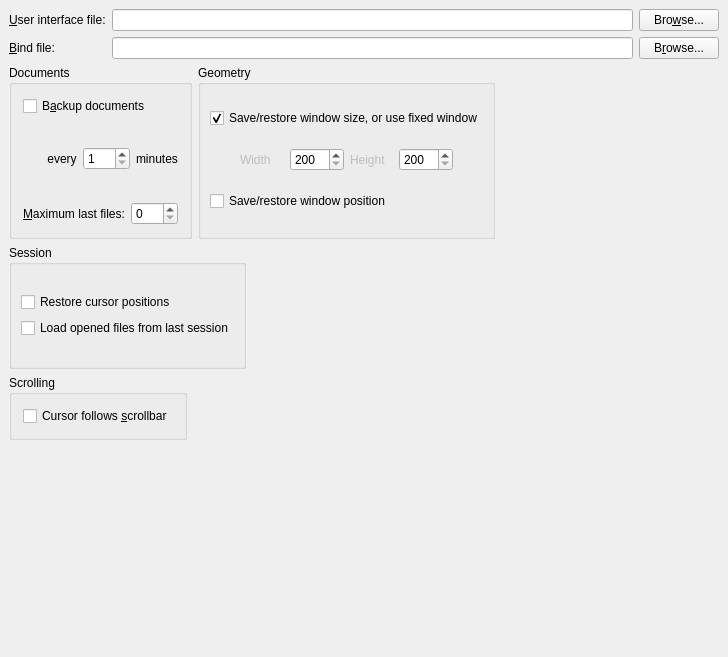
Old version of the form src/frontends/qt4/ui/QPrefUi.ui in the repository cburschka/lyx.
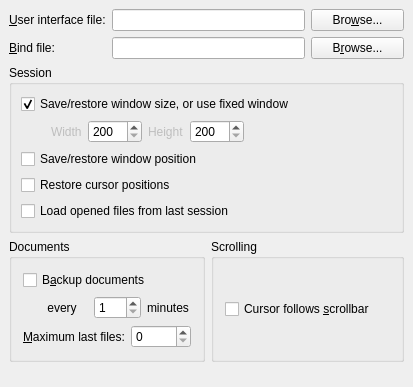
New version of the form.

The edit to the form file:
```diff
--- a/src/frontends/qt4/ui/QPrefUi.ui
+++ b/src/frontends/qt4/ui/QPrefUi.ui
@@ -8,8 +8,8 @@
    <rect>
     <x>0</x>
     <y>0</y>
-    <width>728</width>
-    <height>657</height>
+    <width>413</width>
+    <height>387</height>
    </rect>
   </property>
   <property name="sizePolicy" >
@@ -23,22 +23,52 @@
   <property name="windowTitle" >
    <string/>
   </property>
-  <layout class="QVBoxLayout" >
+  <layout class="QGridLayout" >
    <property name="margin" >
     <number>9</number>
    </property>
    <property name="spacing" >
     <number>6</number>
    </property>
+   <item row="3" column="2" colspan="2" >
+    <widget class="QGroupBox" name="scrollGB" >
+     <property name="title" >
+      <string>Scrolling</string>
+     </property>
+     <property name="alignment" >
+      <set>Qt::AlignLeading|Qt::AlignLeft|Qt::AlignTop</set>
+     </property>
+     <layout class="QVBoxLayout" >
+      <property name="margin" >
+       <number>11</number>
+      </property>
+      <property name="spacing" >
+       <number>6</number>
+      </property>
    <item>
-    <layout class="QGridLayout" >
-     <property name="margin" >
-      <number>0</number>
-     </property>
-     <property name="spacing" >
-      <number>6</number>
+       <widget class="QCheckBox" name="cursorFollowsCB" >
+        <property name="text" >
+         <string>Cursor follows &amp;scrollbar</string>
+        </property>
+       </widget>
+      </item>
+     </layout>
+    </widget>
+   </item>
+   <item row="4" column="1" >
+    <spacer>
+     <property name="orientation" >
+      <enum>Qt::Vertical</enum>
      </property>
-     <item row="1" column="2" >
+     <property name="sizeHint" >
+      <size>
+       <width>20</width>
+       <height>40</height>
+      </size>
+     </property>
+    </spacer>
+   </item>
+   <item row="1" column="3" >
       <widget class="QPushButton" name="bindFilePB" >
        <property name="text" >
         <string>B&amp;rowse...</string>
@@ -65,22 +95,90 @@
        </property>
       </widget>
      </item>
-     <item row="0" column="1" >
+   <item row="0" column="1" colspan="2" >
       <widget class="QLineEdit" name="uiFileED" />
      </item>
-     <item row="0" column="2" >
+   <item row="0" column="3" >
       <widget class="QPushButton" name="uiFilePB" >
        <property name="text" >
         <string>Bro&amp;wse...</string>
        </property>
       </widget>
      </item>
-     <item row="1" column="1" >
+   <item row="1" column="1" colspan="2" >
       <widget class="QLineEdit" name="bindFileED" />
      </item>
-    </layout>
-   </item>
-   <item>
+   <item row="2" column="0" colspan="4" >
+    <widget class="QGroupBox" name="GeometryGB" >
+     <property name="sizePolicy" >
+      <sizepolicy>
+       <hsizetype>5</hsizetype>
+       <vsizetype>5</vsizetype>
+       <horstretch>0</horstretch>
+       <verstretch>0</verstretch>
+      </sizepolicy>
+     </property>
+     <property name="title" >
+      <string>Session</string>
+     </property>
+     <layout class="QGridLayout" >
+      <property name="margin" >
+       <number>9</number>
+      </property>
+      <property name="spacing" >
+       <number>6</number>
+      </property>
+      <item row="0" column="0" colspan="2" >
+       <widget class="QCheckBox" name="loadWindowSizeCB" >
+        <property name="text" >
+         <string>Save/restore window size, or use fixed window</string>
+        </property>
+        <property name="checked" >
+         <bool>true</bool>
+        </property>
+       </widget>
+      </item>
+      <item row="1" column="1" >
+       <spacer>
+        <property name="orientation" >
+         <enum>Qt::Horizontal</enum>
+        </property>
+        <property name="sizeHint" >
+         <size>
+          <width>40</width>
+          <height>20</height>
+         </size>
+        </property>
+       </spacer>
+      </item>
+      <item row="4" column="0" >
+       <widget class="QCheckBox" name="loadSessionCB" >
+        <property name="text" >
+         <string>Load opened files from last session</string>
+        </property>
+       </widget>
+      </item>
+      <item row="3" column="0" >
+       <widget class="QCheckBox" name="restoreCursorCB" >
+        <property name="text" >
+         <string>Restore cursor positions</string>
+        </property>
+       </widget>
+      </item>
+      <item row="2" column="0" >
+       <widget class="QCheckBox" name="loadWindowLocationCB" >
+        <property name="enabled" >
+         <bool>true</bool>
+        </property>
+        <property name="toolTip" >
+         <string>Restore to cursor position when the file was last closed</string>
+        </property>
+        <property name="text" >
+         <string>Save/restore window position</string>
+        </property>
+       </widget>
+      </item>
+      <item row="1" column="0" >
     <layout class="QHBoxLayout" >
      <property name="margin" >
       <number>0</number>
@@ -89,6 +187,89 @@
       <number>6</number>
      </property>
      <item>
+         <spacer>
+          <property name="orientation" >
+           <enum>Qt::Horizontal</enum>
+          </property>
+          <property name="sizeType" >
+           <enum>QSizePolicy::Fixed</enum>
+          </property>
+          <property name="sizeHint" >
+           <size>
+            <width>30</width>
+            <height>20</height>
+           </size>
+          </property>
+         </spacer>
+        </item>
+        <item>
+         <widget class="QLabel" name="windowWidthLA" >
+          <property name="enabled" >
+           <bool>false</bool>
+          </property>
+          <property name="text" >
+           <string>Width</string>
+          </property>
+         </widget>
+        </item>
+        <item>
+         <widget class="QSpinBox" name="windowWidthSB" >
+          <property name="maximum" >
+           <number>9999</number>
+          </property>
+          <property name="minimum" >
+           <number>200</number>
+          </property>
+          <property name="singleStep" >
+           <number>10</number>
+          </property>
+         </widget>
+        </item>
+        <item>
+         <widget class="QLabel" name="windowHeightLA" >
+          <property name="enabled" >
+           <bool>false</bool>
+          </property>
+          <property name="text" >
+           <string>Height</string>
+          </property>
+         </widget>
+        </item>
+        <item>
+         <widget class="QSpinBox" name="windowHeightSB" >
+          <property name="maximum" >
+           <number>9999</number>
+          </property>
+          <property name="minimum" >
+           <number>200</number>
+          </property>
+          <property name="singleStep" >
+           <number>10</number>
+          </property>
+         </widget>
+        </item>
+        <item>
+         <spacer>
+          <property name="orientation" >
+           <enum>Qt::Horizontal</enum>
+          </property>
+          <property name="sizeType" >
+           <enum>QSizePolicy::Fixed</enum>
+          </property>
+          <property name="sizeHint" >
+           <size>
+            <width>30</width>
+            <height>20</height>
+           </size>
+          </property>
+         </spacer>
+        </item>
+       </layout>
+      </item>
+     </layout>
+    </widget>
+   </item>
+   <item row="3" column="0" colspan="2" >
       <widget class="QGroupBox" name="documentsGB" >
        <property name="title" >
         <string>Documents</string>
@@ -190,287 +371,6 @@
        </layout>
       </widget>
      </item>
-     <item>
-      <widget class="QGroupBox" name="GeometryGB" >
-       <property name="sizePolicy" >
-        <sizepolicy>
-         <hsizetype>5</hsizetype>
-         <vsizetype>5</vsizetype>
-         <horstretch>0</horstretch>
-         <verstretch>0</verstretch>
-        </sizepolicy>
-       </property>
-       <property name="title" >
-        <string>Geometry</string>
-       </property>
-       <layout class="QVBoxLayout" >
-        <property name="margin" >
-         <number>9</number>
-        </property>
-        <property name="spacing" >
-         <number>6</number>
-        </property>
-        <item>
-         <widget class="QCheckBox" name="loadWindowSizeCB" >
-          <property name="text" >
-           <string>Save/restore window size, or use fixed window</string>
-          </property>
-          <property name="checked" >
-           <bool>true</bool>
-          </property>
-         </widget>
-        </item>
-        <item>
-         <layout class="QHBoxLayout" >
-          <property name="margin" >
-           <number>0</number>
-          </property>
-          <property name="spacing" >
-           <number>6</number>
-          </property>
-          <item>
-           <spacer>
-            <property name="orientation" >
-             <enum>Qt::Horizontal</enum>
-            </property>
-            <property name="sizeType" >
-             <enum>QSizePolicy::Fixed</enum>
-            </property>
-            <property name="sizeHint" >
-             <size>
-              <width>30</width>
-              <height>20</height>
-             </size>
-            </property>
-           </spacer>
-          </item>
-          <item>
-           <widget class="QLabel" name="windowWidthLA" >
-            <property name="enabled" >
-             <bool>false</bool>
-            </property>
-            <property name="text" >
-             <string>Width</string>
-            </property>
-           </widget>
-          </item>
-          <item>
-           <widget class="QSpinBox" name="windowWidthSB" >
-            <property name="maximum" >
-             <number>9999</number>
-            </property>
-            <property name="minimum" >
-             <number>200</number>
-            </property>
-            <property name="singleStep" >
-             <number>10</number>
-            </property>
-           </widget>
-          </item>
-          <item>
-           <widget class="QLabel" name="windowHeightLA" >
-            <property name="enabled" >
-             <bool>false</bool>
-            </property>
-            <property name="text" >
-             <string>Height</string>
-            </property>
-           </widget>
-          </item>
-          <item>
-           <widget class="QSpinBox" name="windowHeightSB" >
-            <property name="maximum" >
-             <number>9999</number>
-            </property>
-            <property name="minimum" >
-             <number>200</number>
-            </property>
-            <property name="singleStep" >
-             <number>10</number>
-            </property>
-           </widget>
-          </item>
-          <item>
-           <spacer>
-            <property name="orientation" >
-             <enum>Qt::Horizontal</enum>
-            </property>
-            <property name="sizeType" >
-             <enum>QSizePolicy::Fixed</enum>
-            </property>
-            <property name="sizeHint" >
-             <size>
-              <width>30</width>
-              <height>20</height>
-             </size>
-            </property>
-           </spacer>
-          </item>
-         </layout>
-        </item>
-        <item>
-         <widget class="QCheckBox" name="loadWindowLocationCB" >
-          <property name="enabled" >
-           <bool>true</bool>
-          </property>
-          <property name="toolTip" >
-           <string>Restore to cursor position when the file was last closed</string>
-          </property>
-          <property name="text" >
-           <string>Save/restore window position</string>
-          </property>
-         </widget>
-        </item>
-       </layout>
-      </widget>
-     </item>
-     <item>
-      <spacer>
-       <property name="orientation" >
-        <enum>Qt::Horizontal</enum>
-       </property>
-       <property name="sizeType" >
-        <enum>QSizePolicy::Expanding</enum>
-       </property>
-       <property name="sizeHint" >
-        <size>
-         <width>51</width>
-         <height>174</height>
-        </size>
-       </property>
-      </spacer>
-     </item>
-    </layout>
-   </item>
-   <item>
-    <layout class="QHBoxLayout" >
-     <property name="margin" >
-      <number>0</number>
-     </property>
-     <property name="spacing" >
-      <number>6</number>
-     </property>
-     <item>
-      <widget class="QGroupBox" name="sessionGB" >
-       <property name="title" >
-        <string>Session</string>
-       </property>
-       <layout class="QGridLayout" >
-        <property name="margin" >
-         <number>9</number>
-        </property>
-        <property name="spacing" >
-         <number>6</number>
-        </property>
-        <item row="0" column="0" >
-         <layout class="QVBoxLayout" >
-          <property name="margin" >
-           <number>0</number>
-          </property>
-          <property name="spacing" >
-           <number>6</number>
-          </property>
-          <item>
-           <widget class="QCheckBox" name="restoreCursorCB" >
-            <property name="text" >
-             <string>Restore cursor positions</string>
-            </property>
-           </widget>
-          </item>
-          <item>
-           <widget class="QCheckBox" name="loadSessionCB" >
-            <property name="text" >
-             <string>Load opened files from last session</string>
-            </property>
-           </widget>
-          </item>
-         </layout>
-        </item>
-       </layout>
-      </widget>
-     </item>
-     <item>
-      <spacer>
-       <property name="orientation" >
-        <enum>Qt::Horizontal</enum>
-       </property>
-       <property name="sizeType" >
-        <enum>QSizePolicy::Expanding</enum>
-       </property>
-       <property name="sizeHint" >
-        <size>
-         <width>351</width>
-         <height>124</height>
-        </size>
-       </property>
-      </spacer>
-     </item>
-    </layout>
-   </item>
-   <item>
-    <layout class="QHBoxLayout" >
-     <property name="margin" >
-      <number>0</number>
-     </property>
-     <property name="spacing" >
-      <number>6</number>
-     </property>
-     <item>
-      <widget class="QGroupBox" name="scrollGB" >
-       <property name="title" >
-        <string>Scrolling</string>
-       </property>
-       <layout class="QVBoxLayout" >
-        <property name="margin" >
-         <number>11</number>
-        </property>
-        <property name="spacing" >
-         <number>6</number>
-        </property>
-        <item>
-         <widget class="QCheckBox" name="cursorFollowsCB" >
-          <property name="text" >
-           <string>Cursor follows &amp;scrollbar</string>
-          </property>
-         </widget>
-        </item>
-       </layout>
-      </widget>
-     </item>
-     <item>
-      <spacer>
-       <property name="orientation" >
-        <enum>Qt::Horizontal</enum>
-       </property>
-       <property name="sizeType" >
-        <enum>QSizePolicy::Expanding</enum>
-       </property>
-       <property name="sizeHint" >
-        <size>
-         <width>351</width>
-         <height>20</height>
-        </size>
-       </property>
-      </spacer>
-     </item>
-    </layout>
-   </item>
-   <item>
-    <spacer>
-     <property name="orientation" >
-      <enum>Qt::Vertical</enum>
-     </property>
-     <property name="sizeType" >
-      <enum>QSizePolicy::Expanding</enum>
-     </property>
-     <property name="sizeHint" >
-      <size>
-       <width>394</width>
-       <height>31</height>
-      </size>
-     </property>
-    </spacer>
-   </item>
   </layout>
  </widget>
  <pixmapfunction></pixmapfunction>
```
Left out of the diff: 8 changed lines with no effect on the pictures. Lines whose indentation alone changed are shown as unchanged.
